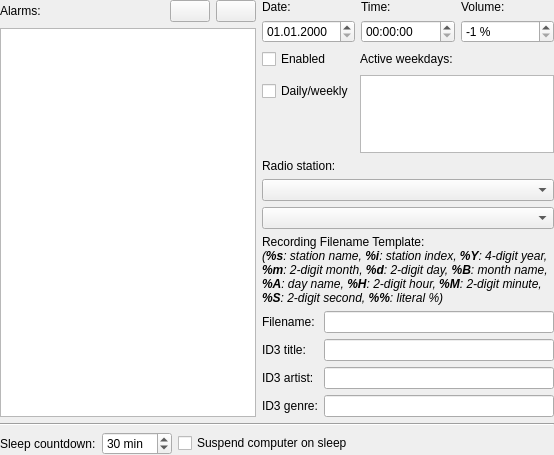
pbek/kradio, file plugins/timecontrol/timecontrol-configuration-ui.ui: the form before one commit.
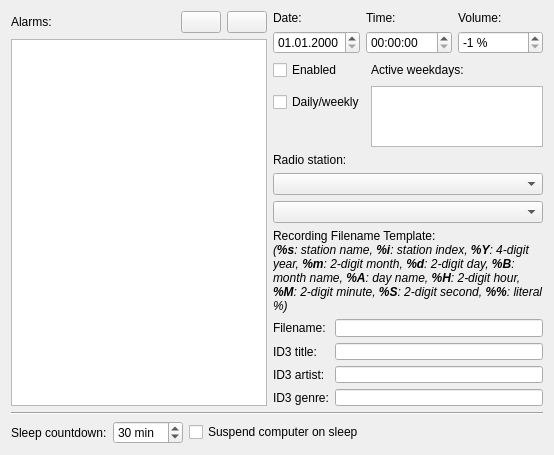
The form after the commit. Custom widgets are drawn as their Qt base class.

```diff
--- a/plugins/timecontrol/timecontrol-configuration-ui.ui
+++ b/plugins/timecontrol/timecontrol-configuration-ui.ui
@@ -59,7 +59,7 @@
        </property>
        <property name="sizeHint" stdset="0">
         <size>
-         <width>40</width>
+         <width>5</width>
          <height>20</height>
         </size>
        </property>
@@ -143,12 +143,6 @@
          </item>
          <item>
           <widget class="QDateEdit" name="editAlarmDate">
-           <property name="sizePolicy">
-            <sizepolicy hsizetype="Preferred" vsizetype="Fixed">
-             <horstretch>0</horstretch>
-             <verstretch>0</verstretch>
-            </sizepolicy>
-           </property>
            <property name="displayFormat">
             <string>dd.MM.yyyy</string>
            </property>
@@ -170,12 +164,6 @@
          </item>
          <item>
           <widget class="QTimeEdit" name="editAlarmTime">
-           <property name="sizePolicy">
-            <sizepolicy hsizetype="Preferred" vsizetype="Fixed">
-             <horstretch>0</horstretch>
-             <verstretch>0</verstretch>
-            </sizepolicy>
-           </property>
            <property name="displayFormat">
             <string>HH:mm:ss</string>
            </property>
@@ -197,12 +185,6 @@
          </item>
          <item>
           <widget class="QSpinBox" name="editAlarmVolume">
-           <property name="sizePolicy">
-            <sizepolicy hsizetype="Preferred" vsizetype="Fixed">
-             <horstretch>0</horstretch>
-             <verstretch>0</verstretch>
-            </sizepolicy>
-           </property>
            <property name="suffix">
             <string> %</string>
            </property>
@@ -294,14 +276,7 @@
      <item>
       <layout class="QGridLayout">
        <item row="0" column="1">
-        <widget class="QLineEdit" name="editRecordingTemplateFileName">
-         <property name="sizePolicy">
-          <sizepolicy hsizetype="Expanding" vsizetype="Fixed">
-           <horstretch>0</horstretch>
-           <verstretch>0</verstretch>
-          </sizepolicy>
-         </property>
-        </widget>
+        <widget class="QLineEdit" name="editRecordingTemplateFileName"/>
        </item>
        <item row="1" column="1">
         <widget class="QLineEdit" name="editRecordingTemplateID3Title"/>
@@ -346,7 +321,6 @@
    </item>
   </layout>
  </widget>
- <layoutdefault spacing="6" margin="0"/>
  <customwidgets>
   <customwidget>
    <class>KListWidget</class>
```
